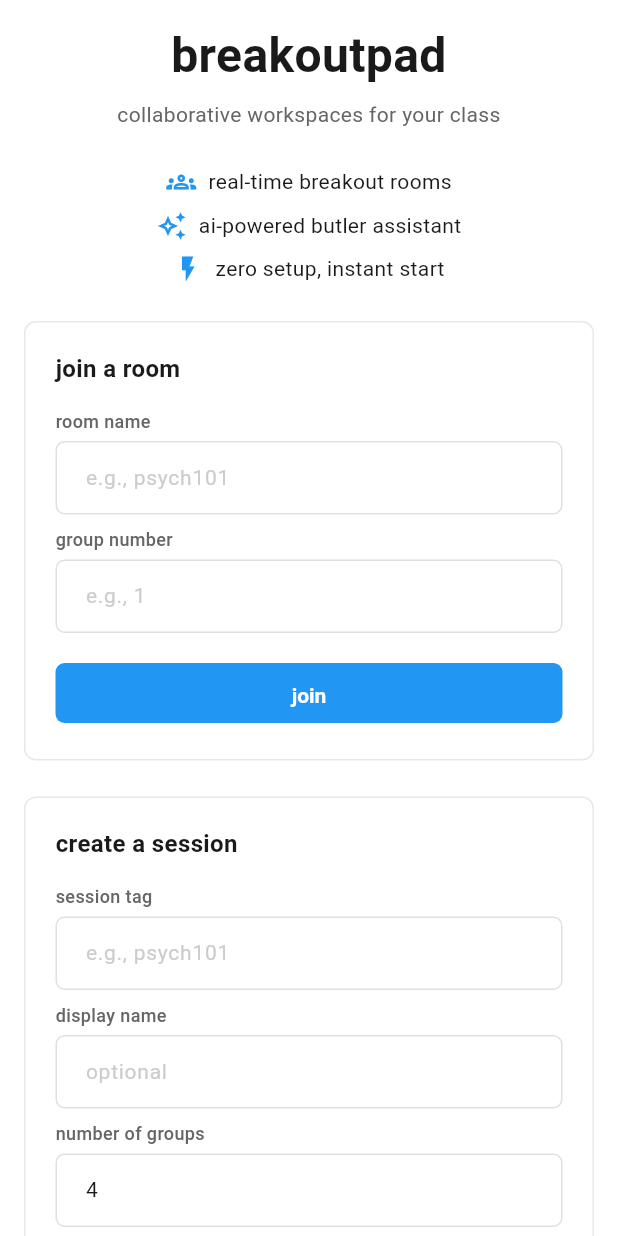
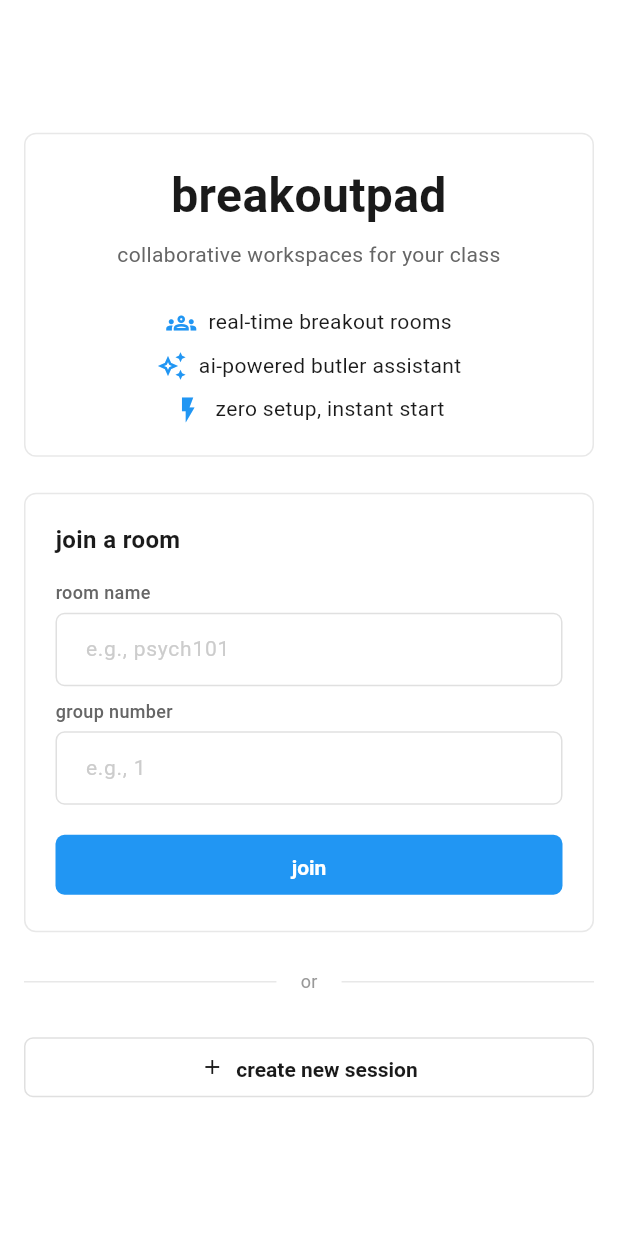
Before and after one commit to dgavriloff/serverpod-butler, a Flutter app: the screen it shows after launch, on a phone screen of 412 x 824 dp. Run offline on Flutter 3.47's test engine with Material 3 defaults, Android fonts, the phone set to English and light mode, and no system bars; our stand-ins replace flutter_riverpod, go_router, google_generative_ai, web; missing offline and left inert: dart:js_interop, serverpod, serverpod_auth_core_client, serverpod_auth_core_server, serverpod_auth_idp_client, serverpod_auth_idp_server and 2 more; statements that could not run were skipped.

Commit message:
feat: landing page redesign — hero card, illustration, create onboarding
- Wrap hero (title + subtitle + bullets) in SpCard
- Add LandingIllustration (abstract dot pattern) behind hero on left pane
- Replace inline create session form with "or" divider + "create new
  session" button that navigates to /create
- New CreateSessionScreen at /create with full session creation form,
  back button, and descriptive subtitle
- Delete old create_session_card.dart (form moved to new screen)
- Add /create route to app_router.dart

Generated with [Claude Code](https://claude.ai/code)
via [Happy](https://happy.engineering)

Co-Authored-By: Claude <noreply@anthropic.com>
Co-Authored-By: Happy <yesreply@happy.engineering>

```diff
--- a/breakout_butler/breakout_butler_flutter/lib/core/routing/app_router.dart
+++ b/breakout_butler/breakout_butler_flutter/lib/core/routing/app_router.dart
@@ -2,6 +2,7 @@ import 'package:flutter/material.dart';
 import 'package:go_router/go_router.dart';
 
 import '../../features/dashboard/screens/professor_dashboard_screen.dart';
+import '../../features/home/screens/create_session_screen.dart';
 import '../../features/home/screens/home_screen.dart';
 import '../../features/student/screens/student_room_screen.dart';
 
@@ -9,6 +10,7 @@ import '../../features/student/screens/student_room_screen.dart';
 ///
 /// Routes:
 ///   /                     → HomeScreen
+///   /create               → CreateSessionScreen
 ///   /:urlTag              → ProfessorDashboardScreen
 ///   /:urlTag/:roomNumber  → StudentRoomScreen
 final appRouter = GoRouter(
@@ -16,6 +18,10 @@ final appRouter = GoRouter(
     GoRoute(
       path: '/',
       builder: (context, state) => const HomeScreen(),
+    ),
+    GoRoute(
+      path: '/create',
+      builder: (context, state) => const CreateSessionScreen(),
     ),
     GoRoute(
       path: '/:urlTag',
--- a/breakout_butler/breakout_butler_flutter/lib/features/home/screens/home_screen.dart
+++ b/breakout_butler/breakout_butler_flutter/lib/features/home/screens/home_screen.dart
@@ -1,12 +1,15 @@
 import 'package:flutter/material.dart';
 import 'package:flutter_riverpod/flutter_riverpod.dart';
+import 'package:go_router/go_router.dart';
 
 import '../../../core/layout/sp_breakpoints.dart';
 import '../../../core/theme/sp_colors.dart';
 import '../../../core/theme/sp_spacing.dart';
-import '../widgets/create_session_card.dart';
+import '../../../core/widgets/sp_button.dart';
 import '../widgets/home_hero.dart';
 import '../widgets/join_session_card.dart';
+import '../widgets/landing_illustration.dart';
+import '../widgets/or_divider.dart';
 
 /// Home screen — split-screen on desktop/tablet, stacked on mobile.
 class HomeScreen extends ConsumerWidget {
@@ -18,26 +21,33 @@ class HomeScreen extends ConsumerWidget {
 
     return Scaffold(
       backgroundColor: SpColors.background,
-      body: size == SpScreenSize.mobile ? _buildMobile() : _buildSplit(context),
+      body: size == SpScreenSize.mobile ? _buildMobile(context) : _buildSplit(context),
     );
   }
 
   /// Mobile: vertical stack, centered, scrollable.
-  Widget _buildMobile() {
+  Widget _buildMobile(BuildContext context) {
     return Center(
       child: SingleChildScrollView(
         padding: const EdgeInsets.all(SpSpacing.md),
         child: ConstrainedBox(
           constraints: const BoxConstraints(maxWidth: 500),
-          child: const Column(
+          child: Column(
             mainAxisSize: MainAxisSize.min,
             crossAxisAlignment: CrossAxisAlignment.stretch,
             children: [
-              HomeHero(),
-              SizedBox(height: SpSpacing.lg),
-              JoinSessionCard(),
-              SizedBox(height: SpSpacing.lg),
-              CreateSessionCard(),
+              const HomeHero(),
+              const SizedBox(height: SpSpacing.lg),
+              const JoinSessionCard(),
+              const SizedBox(height: SpSpacing.lg),
+              const OrDivider(),
+              const SizedBox(height: SpSpacing.lg),
+              SpSecondaryButton(
+                label: 'create new session',
+                icon: Icons.add,
+                onPressed: () => context.go('/create'),
+                fullWidth: true,
+              ),
             ],
           ),
         ),
@@ -59,30 +69,43 @@ class HomeScreen extends ConsumerWidget {
       child: Row(
         crossAxisAlignment: CrossAxisAlignment.center,
         children: [
-          // ── Left pane: hero ──────────────────────────────────────
-          const Expanded(
+          // ── Left pane: illustration + hero card ───────────────
+          Expanded(
             flex: 55,
             child: Center(
-              child: HomeHero(alignment: CrossAxisAlignment.start),
+              child: Stack(
+                alignment: Alignment.center,
+                children: const [
+                  LandingIllustration(),
+                  HomeHero(alignment: CrossAxisAlignment.start),
+                ],
+              ),
             ),
           ),
 
           const SizedBox(width: SpSpacing.xxl),
 
-          // ── Right pane: cards ────────────────────────────────────
+          // ── Right pane: join card + or + create button ───────
           Expanded(
             flex: 45,
             child: Center(
               child: ConstrainedBox(
                 constraints: const BoxConstraints(maxWidth: 400),
                 child: SingleChildScrollView(
-                  child: const Column(
+                  child: Column(
                     mainAxisSize: MainAxisSize.min,
                     crossAxisAlignment: CrossAxisAlignment.stretch,
                     children: [
-                      JoinSessionCard(),
-                      SizedBox(height: SpSpacing.lg),
-                      CreateSessionCard(),
+                      const JoinSessionCard(),
+                      const SizedBox(height: SpSpacing.lg),
+                      const OrDivider(),
+                      const SizedBox(height: SpSpacing.lg),
+                      SpSecondaryButton(
+                        label: 'create new session',
+                        icon: Icons.add,
+                        onPressed: () => context.go('/create'),
+                        fullWidth: true,
+                      ),
                     ],
                   ),
                 ),
--- a/breakout_butler/breakout_butler_flutter/lib/features/home/widgets/create_session_card.dart
+++ /dev/null
@@ -1,158 +0,0 @@
-import 'package:flutter/material.dart';
-import 'package:flutter/services.dart';
-import 'package:flutter_riverpod/flutter_riverpod.dart';
-import 'package:go_router/go_router.dart';
-
-import 'package:serverpod_client/serverpod_client.dart';
-
-import '../../../core/theme/sp_colors.dart';
-import '../../../core/theme/sp_spacing.dart';
-import '../../../core/theme/sp_typography.dart';
-import '../../../core/utils/error_utils.dart';
-import '../../../core/widgets/sp_button.dart';
-import '../../../core/widgets/sp_card.dart';
-import '../../../core/widgets/sp_text_field.dart';
-import '../../../main.dart';
-import '../../../services/cookie_web.dart';
-
-/// Card that lets a teacher create a new session.
-class CreateSessionCard extends ConsumerStatefulWidget {
-  const CreateSessionCard({super.key});
-
-  @override
-  ConsumerState<CreateSessionCard> createState() => _CreateSessionCardState();
-}
-
-class _CreateSessionCardState extends ConsumerState<CreateSessionCard> {
-  final _tagController = TextEditingController();
-  final _displayNameController = TextEditingController();
-  final _groupCountController = TextEditingController(text: '4');
-
-  bool _isCreating = false;
-  String? _createError;
-
-  @override
-  void dispose() {
-    _tagController.dispose();
-    _displayNameController.dispose();
-    _groupCountController.dispose();
-    super.dispose();
-  }
-
-  Future<void> _submit() async {
-    final tag = _tagController.text.trim().toLowerCase();
-    final displayName = _displayNameController.text.trim();
-    final groupCountText = _groupCountController.text.trim();
-
-    if (tag.length < 3 || tag.length > 30) {
-      setState(() => _createError = 'session tag must be 3-30 characters');
-      return;
-    }
-
-    if (!RegExp(r'^[a-zA-Z0-9\-_]+$').hasMatch(tag)) {
-      setState(() => _createError = 'session tag must be alphanumeric');
-      return;
-    }
-
-    final groupCount = int.tryParse(groupCountText);
-    if (groupCount == null || groupCount < 1 || groupCount > 50) {
-      setState(() => _createError = 'group count must be between 1 and 50');
-      return;
-    }
-
-    setState(() {
-      _isCreating = true;
-      _createError = null;
-    });
-
-    try {
-      final session = await client.session.createSession(
-        displayName.isNotEmpty ? displayName : tag,
-        groupCount,
-      );
-
-      final liveSession = await client.session.startLiveSession(
-        session.id!,
-        tag,
-      );
-
-      if (!mounted) return;
-
-      // Store creator token in a browser cookie (survives tab close / crash)
-      final token = liveSession.creatorToken ?? '';
-      CookieService.set('creator_$tag', token);
-      context.go('/$tag');
-    } catch (e) {
-      if (!mounted) return;
-      String message;
-      if (e is ServerpodClientInternalServerError) {
-        // Server throws 500 when the URL tag is already in use.
-        message = 'session tag "$tag" is already in use';
-      } else {
-        message = friendlyError(e);
-      }
-      setState(() {
-        _createError = message;
-        _isCreating = false;
-      });
-    }
-  }
-
-  @override
-  Widget build(BuildContext context) {
-    return SpCard(
-      child: Column(
-        crossAxisAlignment: CrossAxisAlignment.start,
-        mainAxisSize: MainAxisSize.min,
-        children: [
-          Text('create a session', style: SpTypography.section),
-          const SizedBox(height: SpSpacing.md),
-          SpTextField(
-            controller: _tagController,
-            label: 'session tag',
-            hint: 'e.g., psych101',
-            textInputAction: TextInputAction.next,
-            inputFormatters: [
-              FilteringTextInputFormatter.allow(RegExp(r'[a-zA-Z0-9\-_]')),
-              LengthLimitingTextInputFormatter(30),
-            ],
-          ),
-          const SizedBox(height: SpSpacing.sm),
-          SpTextField(
-            controller: _displayNameController,
-            label: 'display name',
-            hint: 'optional',
-            textInputAction: TextInputAction.next,
-          ),
-          const SizedBox(height: SpSpacing.sm),
-          SpTextField(
-            controller: _groupCountController,
-            label: 'number of groups',
-            hint: '4',
-            keyboardType: TextInputType.number,
-            textInputAction: TextInputAction.done,
-            onSubmitted: (_) => _submit(),
-            inputFormatters: [
-              FilteringTextInputFormatter.digitsOnly,
-              LengthLimitingTextInputFormatter(2),
-            ],
-          ),
-          if (_createError != null) ...[
-            const SizedBox(height: SpSpacing.sm),
-            Text(
-              _createError!,
-              style: SpTypography.caption.copyWith(color: SpColors.live),
-            ),
-          ],
-          const SizedBox(height: SpSpacing.md),
-          SpPrimaryButton(
-            label: 'create',
-            onPressed: _isCreating ? null : _submit,
-            isLoading: _isCreating,
-            fullWidth: true,
-          ),
-        ],
-      ),
-    );
-  }
-}
--- a/breakout_butler/breakout_butler_flutter/lib/features/home/widgets/home_hero.dart
+++ b/breakout_butler/breakout_butler_flutter/lib/features/home/widgets/home_hero.dart
@@ -3,8 +3,10 @@ import 'package:flutter/material.dart';
 import '../../../core/theme/sp_colors.dart';
 import '../../../core/theme/sp_spacing.dart';
 import '../../../core/theme/sp_typography.dart';
+import '../../../core/widgets/sp_card.dart';
 
-/// Hero section for the home screen — title + subtitle + feature bullets.
+/// Hero section for the home screen — title + subtitle + feature bullets
+/// wrapped in an SpCard.
 ///
 /// [alignment] controls cross-axis: centered on mobile, left-aligned on desktop.
 class HomeHero extends StatelessWidget {
@@ -20,7 +22,8 @@ class HomeHero extends StatelessWidget {
     final textAlign =
         alignment == CrossAxisAlignment.center ? TextAlign.center : TextAlign.left;
 
-    return Column(
+    return SpCard(
+      child: Column(
         mainAxisSize: MainAxisSize.min,
         crossAxisAlignment: alignment,
         children: [
@@ -51,6 +54,7 @@ class HomeHero extends StatelessWidget {
             text: 'zero setup, instant start',
           ),
         ],
+      ),
     );
   }
 }
--- /dev/null
+++ b/breakout_butler/breakout_butler_flutter/lib/features/home/widgets/or_divider.dart
@@ -0,0 +1,27 @@
+import 'package:flutter/material.dart';
+
+import '../../../core/theme/sp_colors.dart';
+import '../../../core/theme/sp_spacing.dart';
+import '../../../core/theme/sp_typography.dart';
+
+/// Horizontal divider with "or" centered on it.
+class OrDivider extends StatelessWidget {
+  const OrDivider({super.key});
+
+  @override
+  Widget build(BuildContext context) {
+    return Row(
+      children: [
+        const Expanded(child: Divider(color: SpColors.border)),
+        Padding(
+          padding: const EdgeInsets.symmetric(horizontal: SpSpacing.md),
+          child: Text(
+            'or',
+            style: SpTypography.caption.copyWith(color: SpColors.textTertiary),
+          ),
+        ),
+        const Expanded(child: Divider(color: SpColors.border)),
+      ],
+    );
+  }
+}
```
Also changed, not shown: breakout_butler/breakout_butler_flutter/lib/features/home/screens/create_session_screen.dart (added, +196 -0 lines), breakout_butler/breakout_butler_flutter/lib/features/home/widgets/landing_illustration.dart (added, +70 -0 lines), 5 other files. Lines whose indentation alone changed are shown as unchanged.
